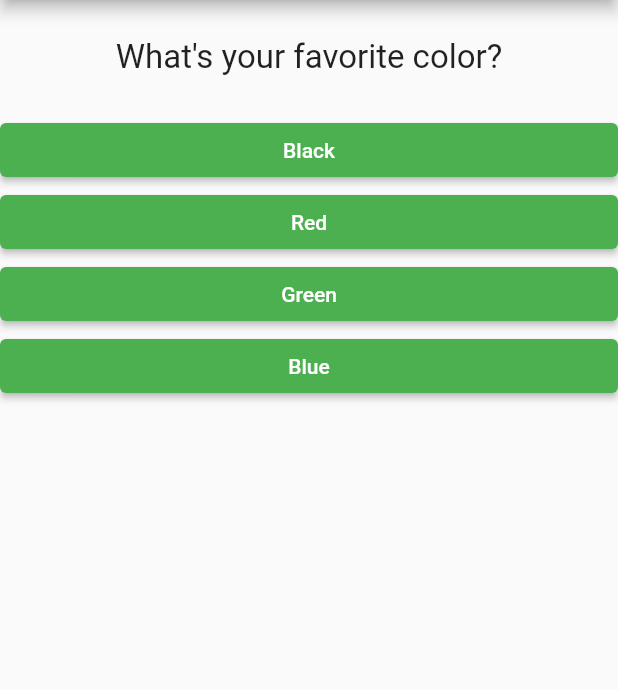
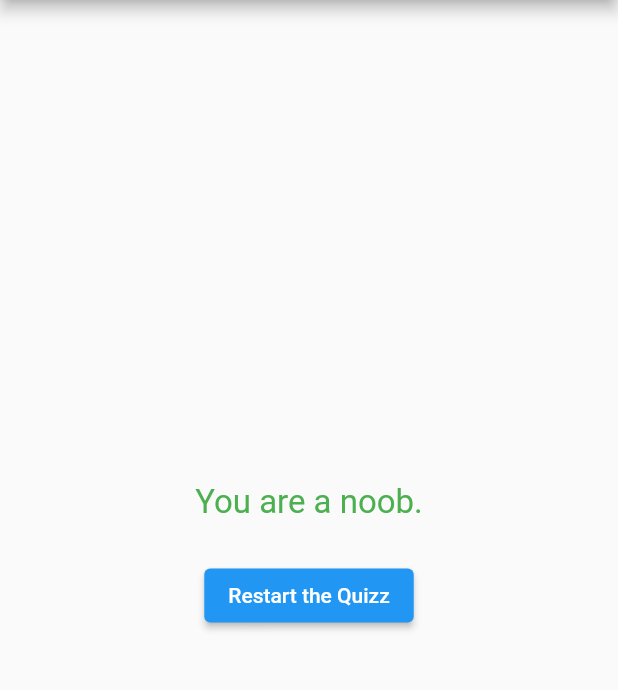
Before and after one commit to FougereBle/100daysofcode-flutter-day01, a Flutter app: the screen it shows after launch, after a tap on "Black", after a tap on "Cat", on a phone screen of 412 x 824 dp, the part 84-774 px from its top. Run offline on Flutter 3.47's test engine with Material 2 defaults, Android fonts, the phone set to English and light mode, and no system bars.

Commit message:
end base app

```diff
--- a/lib/answer.dart
+++ b/lib/answer.dart
@@ -2,7 +2,7 @@ import 'package:flutter/material.dart';
 
 class Answer extends StatelessWidget {
   final Function _answerQuestion;
-  final String _answer;
+  final dynamic _answer;
 
   Answer(this._answer, this._answerQuestion);
 
@@ -11,8 +11,8 @@ class Answer extends StatelessWidget {
     return Container(
       width: double.infinity,
       child: ElevatedButton(
-        child: Text(_answer),
-        onPressed: _answerQuestion,
+        child: Text(_answer['label']),
+        onPressed: () => _answerQuestion(_answer),
         style: ButtonStyle(
           backgroundColor: MaterialStateProperty.all(Colors.green),
         ),
--- a/lib/main.dart
+++ b/lib/main.dart
@@ -1,7 +1,7 @@
 import 'package:flutter/material.dart';
-import 'package:my_flutter_project/answer.dart';
 
-import 'question.dart';
+import 'quizz.dart';
+import 'result.dart';
 
 void main() => runApp(MyApp());
 
@@ -14,10 +14,19 @@ class MyApp extends StatefulWidget {
 
 class _MyAppState extends State {
   int _questionIndex = 0;
+  int _score = 0;
 
-  void _answerQuestion() {
+  void _answerQuestion(answer) {
     setState(() {
+      _score += answer['score'];
       _questionIndex++;
+    });
+  }
+
+  void _restartQuizz() {
+    setState(() {
+      _score = 0;
+      _questionIndex = 0;
     });
   }
 
@@ -26,11 +35,37 @@ class _MyAppState extends State {
     const List<Map<String, dynamic>> questions = [
       {
         'question': 'What\'s your favorite color?',
-        'answers': ['Black', 'Red', 'Green', 'Blue']
+        'answers': [
+          {
+            'label': 'Black',
+            'score': 1,
+          },
+          {
+            'label': 'Blue',
+            'score': 0,
+          },
+          {
+            'label': 'Green',
+            'score': 2,
+          },
+        ]
       },
       {
         'question': 'What\'s your favorite animal?',
-        'answers': ['Dog', 'Cat', 'Horse', 'Crocodile']
+        'answers': [
+          {
+            'label': 'Dog',
+            'score': 2,
+          },
+          {
+            'label': 'Cat',
+            'score': 0,
+          },
+          {
+            'label': 'Rabbit',
+            'score': 1,
+          },
+        ]
       },
     ];
 
@@ -39,15 +74,13 @@ class _MyAppState extends State {
         appBar: AppBar(
           title: Text('MyApp'),
         ),
-        body: Column(
-          crossAxisAlignment: CrossAxisAlignment.stretch,
-          children: [
-            Question(questions[_questionIndex % questions.length]['question']),
-            ...questions[_questionIndex % questions.length]['answers'].map((a) {
-              return Answer(a, _answerQuestion);
-            }),
-          ],
-        ),
+        body: _questionIndex < questions.length
+            ? Quizz(
+                questions: questions,
+                answerQuestion: _answerQuestion,
+                questionIndex: _questionIndex,
+              )
+            : Result(_score, _restartQuizz),
       ),
     );
   }
--- /dev/null
+++ b/lib/quizz.dart
@@ -0,0 +1,29 @@
+import 'package:flutter/material.dart';
+
+import 'answer.dart';
+import 'question.dart';
+
+class Quizz extends StatelessWidget {
+  final List<Map<String, dynamic>> questions;
+  final Function answerQuestion;
+  final int questionIndex;
+
+  Quizz({
+    @required this.questions,
+    @required this.answerQuestion,
+    @required this.questionIndex,
+  });
+
+  @override
+  Widget build(BuildContext context) {
+    return Column(
+      crossAxisAlignment: CrossAxisAlignment.stretch,
+      children: [
+        Question(questions[questionIndex % questions.length]['question']),
+        ...questions[questionIndex % questions.length]['answers'].map((a) {
+          return Answer(a, answerQuestion);
+        }),
+      ],
+    );
+  }
+}
--- /dev/null
+++ b/lib/result.dart
@@ -0,0 +1,49 @@
+import 'package:flutter/material.dart';
+
+class Result extends StatelessWidget {
+  final Function _restartQuizz;
+  final int finalScore;
+
+  String get resultPhrase {
+    String resultText = 'You did it!';
+
+    if (finalScore <= 1) {
+      resultText = 'You are a noob.';
+    } else if (finalScore <= 2) {
+      resultText = 'You are normal.';
+    } else if (finalScore <= 3) {
+      resultText = 'You are a good person.';
+    } else {
+      resultText = 'You are the best.';
+    }
+
+    return resultText;
+  }
+
+  Result(this.finalScore, this._restartQuizz);
+
+  @override
+  Widget build(BuildContext context) {
+    return Center(
+      child: Column(
+        mainAxisAlignment: MainAxisAlignment.center,
+        children: [
+          Text(
+            resultPhrase,
+            style: TextStyle(
+              fontSize: 22,
+              color: Colors.green,
+            ),
+          ),
+          Padding(
+            padding: EdgeInsets.all(25),
+            child: ElevatedButton(
+              onPressed: _restartQuizz,
+              child: Text('Restart the Quizz'),
+            ),
+          ),
+        ],
+      ),
+    );
+  }
+}
```
